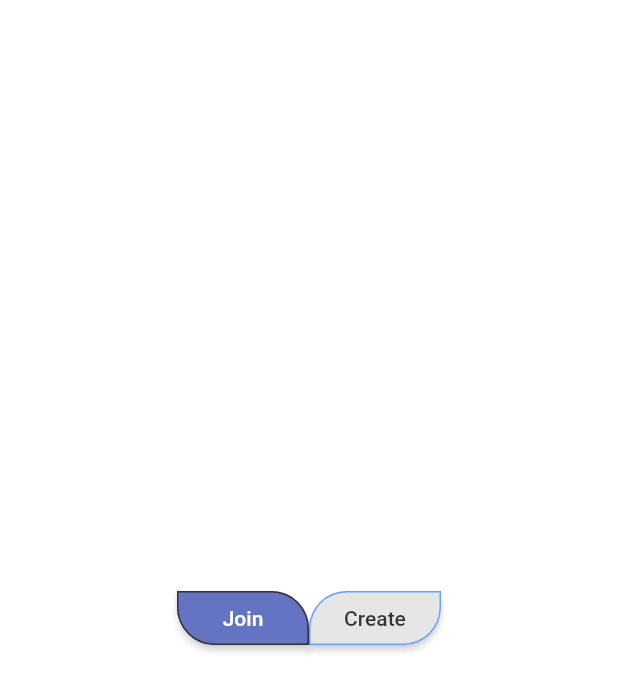
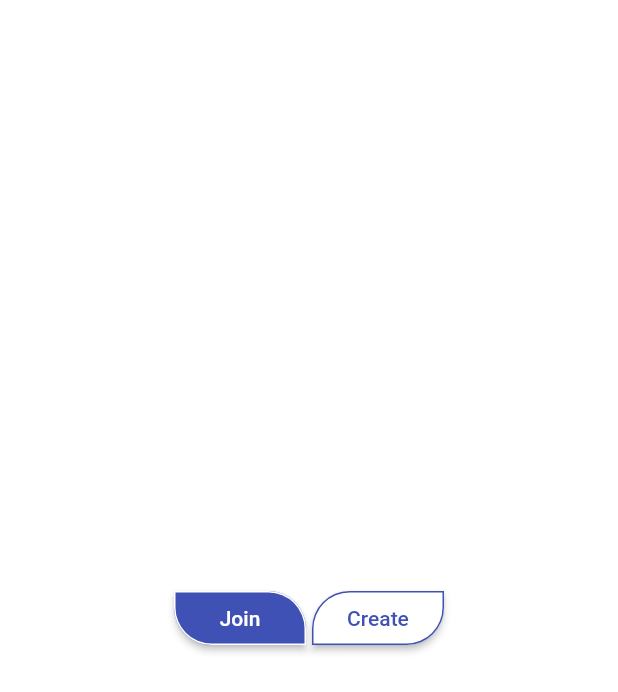
Before and after one commit to Nano-Alphabet/CarPooling, a Flutter app: the TempNavigator screen opened directly, after a tap on "BottomButtons", on a phone screen of 412 x 824 dp. Shown: the top 692 px of the screen. Run offline on Flutter 3.47's test engine with Material 2 defaults, Android fonts, the phone set to English and light mode, and no system bars; our stand-ins replace cloud_firestore, fluttertoast, geolocator, google_fonts, google_maps_flutter, shared_preferences and 1 more; missing offline and left inert: flutter_open_whatsapp, pin_entry_text_field; accounts and stored records are empty; network calls fail.

Commit message:
Added google maps

```diff
--- a/lib/home/homePage.dart
+++ b/lib/home/homePage.dart
@@ -120,7 +120,7 @@ class _HomePageState extends State<HomePage> {
           ),
           child: Stack(
             children: <Widget>[
-              //ClusterLocationPage(),
+              ClusterLocationPage(),
               Positioned(
                   top: 25,
                   child: SearchBar(
--- a/lib/temp/bottomButtons.dart
+++ b/lib/temp/bottomButtons.dart
@@ -11,7 +11,7 @@ class BottomButtons extends StatelessWidget {
         mainAxisAlignment: MainAxisAlignment.center,
         children: <Widget>[
           Opacity(
-            opacity: 0.8,
+            opacity: 1,
             child: RaisedButton(
               onPressed: () {
                 Navigator.push(
@@ -20,7 +20,7 @@ class BottomButtons extends StatelessWidget {
                         builder: (BuildContext context) => JoinPlan()));
               },
               shape: RoundedRectangleBorder(
-                  side: BorderSide(color: Colors.black),
+                  side: BorderSide(color: Colors.white),
                   borderRadius: BorderRadius.only(
                       topRight: Radius.circular(25.0),
                       bottomLeft: Radius.circular(25.0))),
@@ -31,9 +31,11 @@ class BottomButtons extends StatelessWidget {
               ),
             ),
           ),
+          Padding(padding: EdgeInsets.all(2)),
           Opacity(
-            opacity: 0.8,
+            opacity: 1,
             child: RaisedButton(
+              color: Colors.white,
               onPressed: () {
                 Navigator.push(
                     context,
@@ -41,13 +43,13 @@ class BottomButtons extends StatelessWidget {
                         builder: (BuildContext context) => CreatePlan()));
               },
               shape: RoundedRectangleBorder(
-                  side: BorderSide(color: Colors.blueAccent),
+                  side: BorderSide(color: Colors.indigo),
                   borderRadius: BorderRadius.only(
                       topLeft: Radius.circular(25.0),
                       bottomRight: Radius.circular(25.0))),
               child: Text(
                 "Create",
-                style: TextStyle(color: Colors.black),
+                style: TextStyle(color: Colors.indigo),
               ),
             ),
           ),
```
